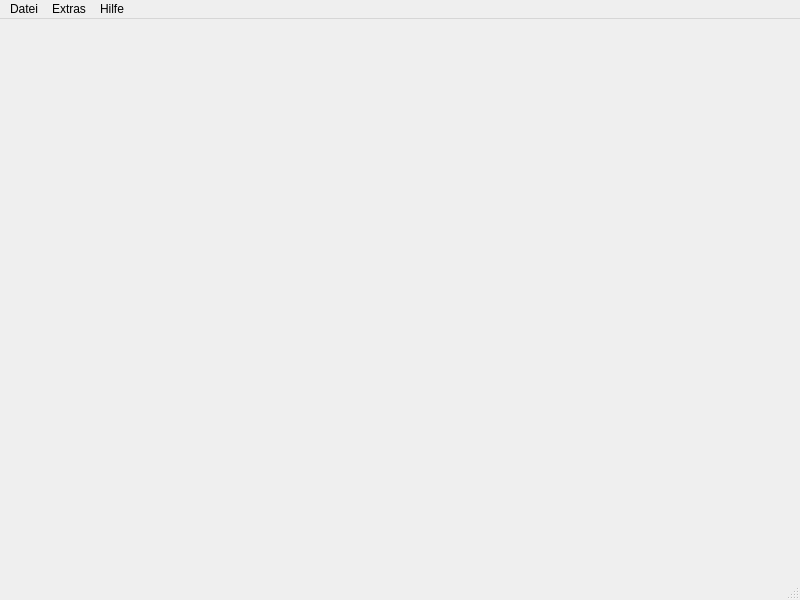
This is mainwindow.ui in Raven24/FSugar as Qt 5 draws it before an edit. The edited form follows.
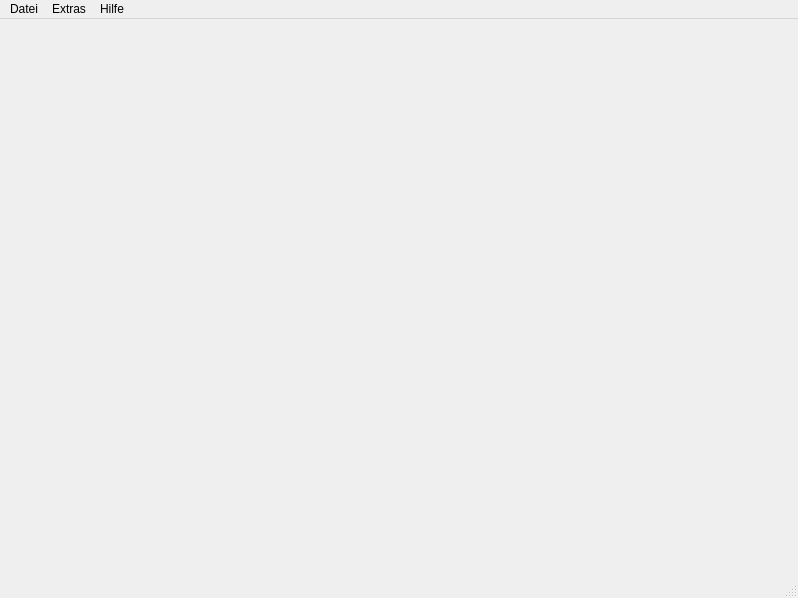
This is the edited form. Icons and pictures are not drawn.

Diff of the .ui file:
```diff
--- a/mainwindow.ui
+++ b/mainwindow.ui
@@ -6,8 +6,8 @@
    <rect>
     <x>0</x>
     <y>0</y>
-    <width>800</width>
-    <height>600</height>
+    <width>798</width>
+    <height>598</height>
    </rect>
   </property>
   <property name="windowTitle">
@@ -19,8 +19,8 @@
     <rect>
      <x>0</x>
      <y>0</y>
-     <width>800</width>
-     <height>21</height>
+     <width>798</width>
+     <height>22</height>
     </rect>
    </property>
    <widget class="QMenu" name="menuTest">
```
Left out of the diff: 14 changed lines with no effect on the pictures.
